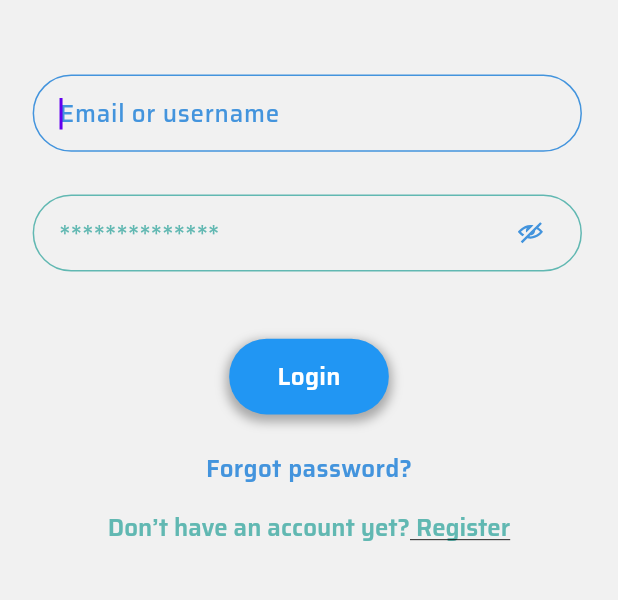
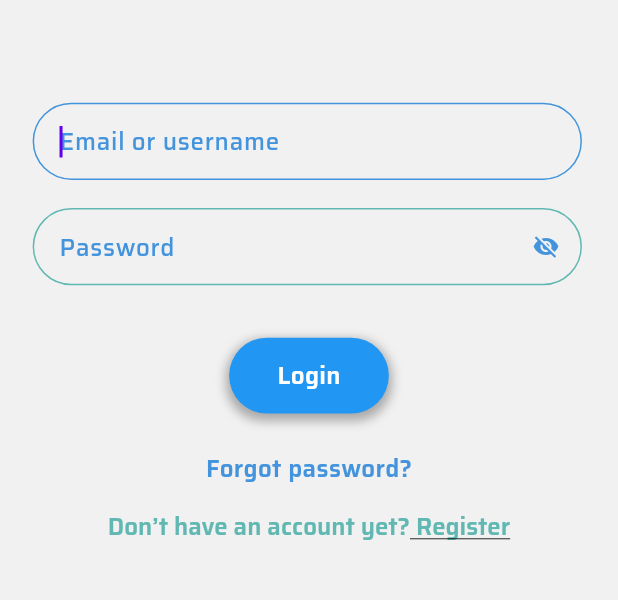
Before and after one commit to gdschanu-manhdung/ITKid-fe, a Flutter app: the AuthLogin screen opened by its route, on a phone screen of 412 x 824 dp, the part 490-1090 px from its top. Run offline on Flutter 3.47's test engine with Material 3 defaults, Android fonts, the phone set to English and light mode, and no system bars; our stand-ins replace cached_network_image, flutter_svg.

Commit message:
Quick UI fix: show/hide password & register logo

```diff
--- a/lib/core/utils/image_constant.dart
+++ b/lib/core/utils/image_constant.dart
@@ -16,5 +16,7 @@ class ImageConstant {
 
   static String imgGridiconsvisible = '$imagePath/img_gridiconsvisible.svg';
 
+  // static String imgGridiconinsvisible = '$imagePath/img_gridiconinsvisible.svg';
+
   static String imageNotFound = 'assets/images/image_not_found.png';
 }
--- a/lib/main.dart
+++ b/lib/main.dart
@@ -52,7 +52,7 @@ class MyApp extends StatelessWidget {
           theme: theme,
           title: 'frontend',
           debugShowCheckedModeBanner: false,
-          initialRoute: AppRoutes.authForgotPassword,
+          initialRoute: AppRoutes.authRegister,
           routes: AppRoutes.routes,
         );
       },
--- a/lib/views/auth/auth_login.dart
+++ b/lib/views/auth/auth_login.dart
@@ -25,12 +25,7 @@ class _AuthLoginState extends State<AuthLogin> {
 
   void _submitForm() {
     if (_formKey.currentState!.validate()) {
-      // Đã nhập đầy đủ thông tin, xử lý đăng nhập ở đây
-      // Ví dụ: call API để xác thực thông tin đăng nhập
-      // Nếu không hợp lệ, đặt _loginFailed thành true và hiển thị modal thông báo
-      setState(() {
-        _loginFailed = true; // Đặt biến trạng thái _loginFailed thành true
-      });
+      // Handle form submission
     }
   }
 
@@ -69,8 +64,7 @@ class _AuthLoginState extends State<AuthLogin> {
                       ),
                     ),
                   ],
-                  Stack(
-                    children: [
+                  SizedBox(height: 15.v),
                   Padding(
                     padding: EdgeInsets.only(left: 19.h, right: 21.h),
                     child: CustomTextFormField(
@@ -86,41 +80,24 @@ class _AuthLoginState extends State<AuthLogin> {
                       },
                     ),
                   ),
-                    ],
-                  ),
                   SizedBox(height: 15.v),
                   Padding(
                     padding: EdgeInsets.only(left: 19.h, right: 21.h),
-                    child: Stack(
-                      alignment: Alignment.centerRight,
-                      children: [
-                        CustomTextFormField(
+                    child: CustomTextFormField(
                       controller: passwordController,
-                          hintText: "**************",
+                      hintStyle: CustomTextStyles.titleMediumBlue400,
+                      hintText: "Password",
                       textInputAction: TextInputAction.done,
                       textInputType: TextInputType.visiblePassword,
                       obscureText: true,
+                      showPasswordToggle: true,
+                      iconColor: appTheme.blue400,
                       validator: (value) {
                         if (value == null || value.isEmpty) {
                           return "Please enter password";
                         }
                         return null;
                       },
-                        ),
-                        GestureDetector(
-                          onTap: () {
-                            // Handle show/hide password
-                          },
-                          child: Container(
-                            padding: EdgeInsets.symmetric(vertical: 21.v, horizontal: 22.h),
-                            child: CustomImageView(
-                              imagePath: ImageConstant.imgGridiconsvisible,
-                              height: 16.adaptSize,
-                              width: 16.adaptSize,
-                            ),
-                          ),
-                        ),
-                      ],
                     ),
                   ),
                   SizedBox(height: 18.v),
--- a/lib/views/auth/auth_new_password.dart
+++ b/lib/views/auth/auth_new_password.dart
@@ -55,8 +55,8 @@ class _AuthNewPasswordState extends State<AuthNewPassword> {
                         controller: passwordController,
                         hintText: "Password",
                         hintStyle: CustomTextStyles.titleMediumBlue400,
-                        textInputAction: TextInputAction.done,
-                        textInputType: TextInputType.emailAddress,
+                        showPasswordToggle: true, // Enable password toggle
+                        iconColor: appTheme.blue400,
                         validator: (value) {
                           if (value == null || value.isEmpty) {
                             return "Please enter your new password";
--- a/lib/widgets/custom_text_form_field.dart
+++ b/lib/widgets/custom_text_form_field.dart
@@ -2,7 +2,7 @@ import 'package:flutter/material.dart';
 import '../core/app_export.dart';
 import '../theme/theme_helper.dart';
 
-class CustomTextFormField extends StatelessWidget {
+class CustomTextFormField extends StatefulWidget {
   CustomTextFormField({
     Key? key,
     this.alignment,
@@ -27,93 +27,109 @@ class CustomTextFormField extends StatelessWidget {
     this.fillColor,
     this.filled = true,
     this.validator,
+    this.showPasswordToggle = false,
+    this.iconColor,
   }) : super(
     key: key,
   );
 
   final Alignment? alignment;
+  final double? width;
+  final TextEditingController? scrollPadding;
+  final TextEditingController? controller;
+  final FocusNode? focusNode;
+  final bool? autofocus;
+  final TextStyle? textStyle;
+  final bool? obscureText;
+  final TextInputAction? textInputAction;
+  final TextInputType? textInputType;
+  final int? maxLines;
+  final String? hintText;
+  final TextStyle? hintStyle;
+  final Widget? prefix;
+  final BoxConstraints? prefixConstraints;
+  final Widget? suffix;
+  final BoxConstraints? suffixConstraints;
+  final EdgeInsets? contentPadding;
+  final InputBorder? borderDecoration;
+  final Color? fillColor;
+  final bool? filled;
+  final FormFieldValidator<String>? validator;
+  final bool showPasswordToggle;
+  final Color? iconColor;
 
-  final double? width;
+  @override
+  _CustomTextFormFieldState createState() => _CustomTextFormFieldState();
+}
 
-  final TextEditingController? scrollPadding;
+class _CustomTextFormFieldState extends State<CustomTextFormField> {
+  late bool _isPasswordVisible;
+  late bool _isLogin;
 
-  final TextEditingController? controller;
+  @override
+  void initState() {
+    super.initState();
+    _isPasswordVisible = !widget.obscureText!;
+  }
 
-  final FocusNode? focusNode;
+  void initLogin() {
+    _isLogin = !_isLogin;
+  }
 
-  final bool? autofocus;
-
-  final TextStyle? textStyle;
-
-  final bool? obscureText;
-
-  final TextInputAction? textInputAction;
-
-  final TextInputType? textInputType;
-
-  final int? maxLines;
-
-  final String? hintText;
-
-  final TextStyle? hintStyle;
-
-  final Widget? prefix;
-
-  final BoxConstraints? prefixConstraints;
-
-  final Widget? suffix;
-
-  final BoxConstraints? suffixConstraints;
-
-  final EdgeInsets? contentPadding;
-
-  final InputBorder? borderDecoration;
-
-  final Color? fillColor;
-
-  final bool? filled;
-
-  final FormFieldValidator<String>? validator;
+  void _togglePasswordVisibility() {
+    setState(() {
+      _isPasswordVisible = !_isPasswordVisible;
+    });
+  }
 
   @override
   Widget build(BuildContext context) {
-    return alignment != null
+    return widget.alignment != null
         ? Align(
-            alignment: alignment ?? Alignment.center,
+      alignment: widget.alignment ?? Alignment.center,
       child: textFormFieldWidget(context),
     )
         : textFormFieldWidget(context);
   }
 
   Widget textFormFieldWidget(BuildContext context) => SizedBox(
-        width: width ?? double.maxFinite,
+    width: widget.width ?? double.maxFinite,
     child: TextFormField(
-          scrollPadding:
-              EdgeInsets.only(bottom: MediaQuery.of(context).viewInsets.bottom),
-          controller: controller,
-          focusNode: focusNode ?? FocusNode(),
-          autofocus: autofocus!,
-          style: textStyle ?? theme.textTheme.bodySmall,
-          obscureText: obscureText!,
-          textInputAction: textInputAction,
-          keyboardType: textInputType,
-          maxLines: maxLines ?? 1,
+      scrollPadding: EdgeInsets.only(
+          bottom: MediaQuery.of(context).viewInsets.bottom),
+      controller: widget.controller,
+      focusNode: widget.focusNode ?? FocusNode(),
+      autofocus: widget.autofocus!,
+      style: widget.textStyle ?? theme.textTheme.bodySmall,
+      obscureText: !_isPasswordVisible,
+      textInputAction: widget.textInputAction!,
+      keyboardType: widget.textInputType!,
+      maxLines: widget.maxLines ?? 1,
       decoration: decoration,
-          validator: validator,
+      validator: widget.validator,
     ),
   );
+
   InputDecoration get decoration => InputDecoration(
-        hintText: hintText ?? "",
-        hintStyle: hintStyle ?? theme.textTheme.titleMedium,
-        prefixIcon: prefix,
-        prefixIconConstraints: prefixConstraints,
-        suffixIcon: suffix,
-        suffixIconConstraints: suffixConstraints,
+    hintText: widget.hintText ?? "",
+    hintStyle: widget.hintStyle ?? theme.textTheme.titleMedium,
+    prefixIcon: widget.prefix,
+    prefixIconConstraints: widget.prefixConstraints,
+    suffixIcon: widget.showPasswordToggle
+        ? IconButton(
+      icon: Icon(
+        _isPasswordVisible ? Icons.visibility : Icons.visibility_off,
+        color: widget.iconColor,
+      ),
+      onPressed: _togglePasswordVisibility,
+    )
+        : null,
+    suffixIconConstraints: widget.suffixConstraints,
     isDense: true,
-        contentPadding: contentPadding ?? EdgeInsets.all(12.h),
-        fillColor: fillColor ?? appTheme.blueGray50,
-        filled: filled,
-        border: borderDecoration ??
+    contentPadding: widget.contentPadding ?? EdgeInsets.all(12.h),
+    fillColor: widget.fillColor ?? appTheme.blueGray50,
+    filled: widget.filled,
+    border: widget.borderDecoration ??
         OutlineInputBorder(
           borderRadius: BorderRadius.circular(25.h),
           borderSide: BorderSide(
@@ -121,7 +137,7 @@ class CustomTextFormField extends StatelessWidget {
             width: 1,
           ),
         ),
-        enabledBorder: borderDecoration ??
+    enabledBorder: widget.borderDecoration ??
         OutlineInputBorder(
           borderRadius: BorderRadius.circular(25.h),
           borderSide: BorderSide(
@@ -129,7 +145,7 @@ class CustomTextFormField extends StatelessWidget {
             width: 1,
           ),
         ),
-        focusedBorder: borderDecoration ??
+    focusedBorder: widget.borderDecoration ??
         OutlineInputBorder(
           borderRadius: BorderRadius.circular(25.h),
           borderSide: BorderSide(
@@ -139,21 +155,3 @@ class CustomTextFormField extends StatelessWidget {
         ),
   );
 }
-
-/// Extension on [CustomTextFormField] to facilitate inclusion of all types of border style etc
-extension TextFormFieldStyleHelper on CustomTextFormField {
-  static OutlineInputBorder get outlineBlueTL25 => OutlineInputBorder(
-        borderRadius: BorderRadius.circular(25.h),
-        borderSide: BorderSide(
-          color: appTheme.blue400,
-          width: 1,
-        ),
-      );
-  static OutlineInputBorder get outlineTealTL25 => OutlineInputBorder(
-        borderRadius: BorderRadius.circular(25.h),
-        borderSide: BorderSide(
-          color: appTheme.teal300,
-          width: 1,
-        ),
-      );
-}
```
Also changed, not shown: lib/views/auth/auth_register.dart (+27 -15 lines). Lines whose indentation alone changed are shown as unchanged.
